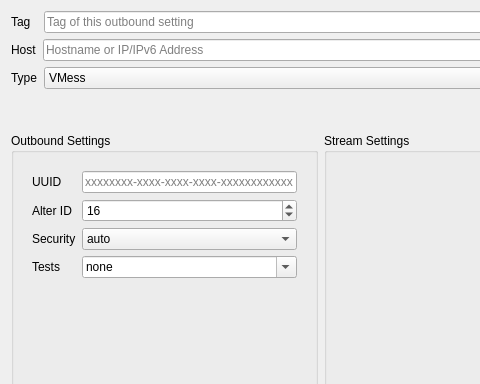
Above: src/ui/editors/w_OutboundEditor.ui from Qv2ray/Qv2ray before the change; both pictures show x 0 to 480 and y 0 to 384 of the 920 by 596 pixel window. Below: the same form after it.
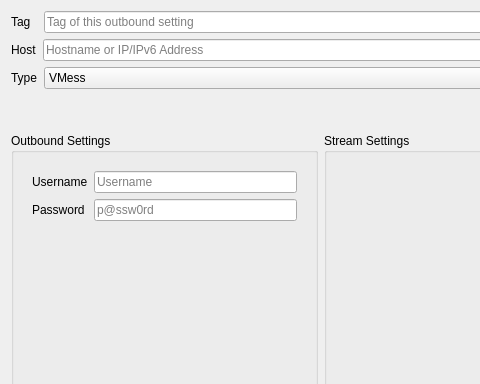
That is the form after the change. The open tabs and pages were chosen to show the change.

Commit message: add: added HTTP outbound editor

The edit to the form file:
```diff
--- a/src/ui/editors/w_OutboundEditor.ui
+++ b/src/ui/editors/w_OutboundEditor.ui
@@ -469,6 +469,51 @@
             </item>
            </layout>
           </widget>
+          <widget class="QWidget" name="page_4">
+           <layout class="QFormLayout" name="formLayout_1">
+            <item row="0" column="0">
+             <widget class="QLabel" name="label_21_1">
+              <property name="text">
+               <string>Username</string>
+              </property>
+             </widget>
+            </item>
+            <item row="0" column="1">
+             <widget class="QLineEdit" name="http_UserNameTxt">
+              <property name="placeholderText">
+               <string notr="true">Username</string>
+              </property>
+             </widget>
+            </item>
+            <item row="1" column="0">
+             <widget class="QLabel" name="label_31_1">
+              <property name="text">
+               <string>Password</string>
+              </property>
+             </widget>
+            </item>
+            <item row="1" column="1">
+             <widget class="QLineEdit" name="http_PasswordTxt">
+              <property name="placeholderText">
+               <string notr="true">p@ssw0rd</string>
+              </property>
+             </widget>
+            </item>
+            <item row="2" column="0">
+             <spacer name="verticalSpacer_1">
+              <property name="orientation">
+               <enum>Qt::Vertical</enum>
+              </property>
+              <property name="sizeHint" stdset="0">
+               <size>
+                <width>20</width>
+                <height>40</height>
+               </size>
+              </property>
+             </spacer>
+            </item>
+           </layout>
+          </widget>
          </widget>
         </item>
        </layout>
```
Left out of the diff: 46 changed lines with no effect on the pictures. The commit also changes 7 other files.
